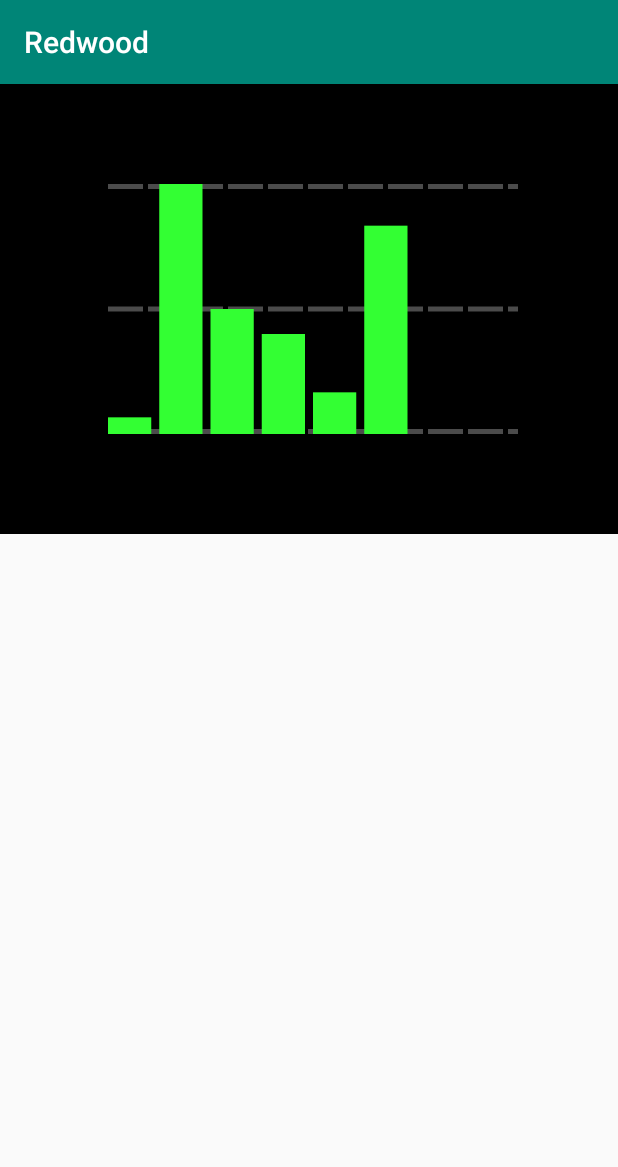
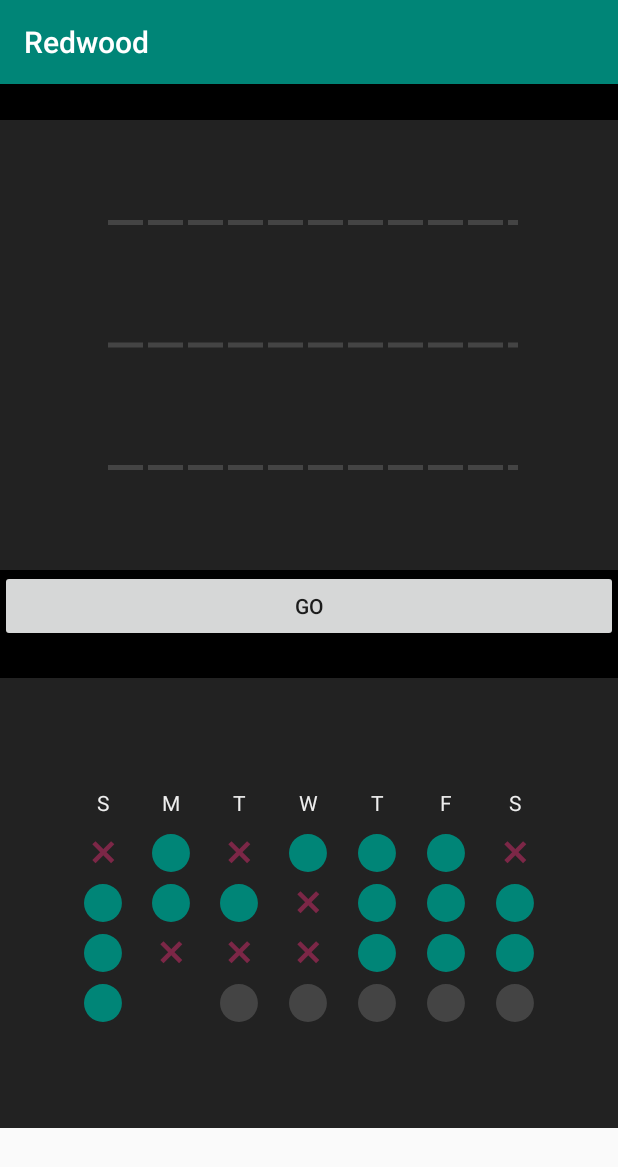
Before and after one commit to shalperin/ten-percent-happier, an Android app: the screen it shows after launch (MainActivity), on a phone screen of 412 x 824 dp. Shown: the top 1167 px of the screen. Run offline under Robolectric (Android 15) with nearby library versions, the phone set to English and light mode, and no system bars.

Commit message:
Final Pass for Barchart.

```diff
--- a/library/build.gradle
+++ b/library/build.gradle
@@ -31,6 +31,8 @@ dependencies {
     implementation 'androidx.appcompat:appcompat:1.0.2'
     implementation 'androidx.core:core-ktx:1.0.2'
     implementation 'androidx.legacy:legacy-support-v4:1.0.0'
+    implementation 'androidx.lifecycle:lifecycle-extensions:2.1.0'
+    implementation 'androidx.lifecycle:lifecycle-viewmodel-ktx:2.1.0'
     testImplementation 'junit:junit:4.12'
     androidTestImplementation 'androidx.test.ext:junit:1.1.0'
     androidTestImplementation 'androidx.test.espresso:espresso-core:3.1.1'
--- /dev/null
+++ b/library/src/main/java/com/blauhaus/android/redwood/barchart/BarChartFragment.kt
@@ -0,0 +1,54 @@
+package com.blauhaus.android.redwood.barchart
+
+import android.app.Activity
+import android.content.Context
+import androidx.lifecycle.ViewModelProviders
+import android.os.Bundle
+import androidx.fragment.app.Fragment
+import android.view.LayoutInflater
+import android.view.View
+import android.view.ViewGroup
+import androidx.lifecycle.LifecycleOwner
+import androidx.lifecycle.Observer
+
+import com.blauhaus.android.redwood.R
+import kotlinx.android.synthetic.main.bar_chart_fragment.*
+import org.koin.androidx.viewmodel.ext.android.viewModel
+
+
+class BarChartFragment : Fragment(), BarChartFragmentListener {
+    private val model: BarChartViewModel by viewModel()
+
+    companion object {
+        fun newInstance() = BarChartFragment()
+    }
+
+    override fun onCreateView(
+        inflater: LayoutInflater, container: ViewGroup?,
+        savedInstanceState: Bundle?
+    ): View? {
+        return inflater.inflate(R.layout.bar_chart_fragment, container, false)
+    }
+
+    override fun onViewCreated(view: View, savedInstanceState: Bundle?) {
+        super.onViewCreated(view, savedInstanceState)
+
+        model.data.observe(this, Observer {
+            bar_chart_view.model = it
+        })
+        bar_chart_view.listener = this
+
+        model._activeItem.observe(this, Observer {index ->
+            bar_chart_view.barIndex = index
+        })
+    }
+
+    override fun onActiveItemSet(index: Int?) {
+        model._activeItem.postValue(index)
+    }
+
+}
+
+interface BarChartFragmentListener {
+    fun onActiveItemSet(index:Int?)
+}
--- /dev/null
+++ b/library/src/main/java/com/blauhaus/android/redwood/barchart/BarChartViewModel.kt
@@ -0,0 +1,10 @@
+package com.blauhaus.android.redwood.barchart
+
+import androidx.lifecycle.MutableLiveData
+import androidx.lifecycle.ViewModel
+
+class BarChartViewModel : ViewModel() {
+    // TODO: Implement the ViewModel
+    var data = MutableLiveData<List<Pair<Float,String>>>()
+    var _activeItem = MutableLiveData<Int?>()
+}
--- /dev/null
+++ b/library/src/main/java/com/blauhaus/android/redwood/barchart/barChartModule.kt
@@ -0,0 +1,10 @@
+package com.blauhaus.android.redwood.barchart
+
+import com.blauhaus.android.redwood.lastfourweeks.LastFourWeeksFragment
+import org.koin.dsl.module
+
+
+val barChartModule = module {
+    single { BarChartViewModel() }
+    factory { BarChartFragment() }
+}
--- /dev/null
+++ b/library/src/main/res/layout/bar_chart_fragment.xml
@@ -0,0 +1,14 @@
+<?xml version="1.0" encoding="utf-8"?>
+<FrameLayout xmlns:android="http://schemas.android.com/apk/res/android"
+    xmlns:tools="http://schemas.android.com/tools"
+    android:layout_width="match_parent"
+    android:layout_height="match_parent"
+    tools:context=".barchart.BarChartFragment">
+
+    <com.blauhaus.android.redwood.barchart.BarChartView
+        android:layout_width="match_parent"
+        android:layout_height="match_parent"
+        android:id="@+id/bar_chart_view"
+        />
+
+</FrameLayout>
--- a/library/src/main/res/values/strings.xml
+++ b/library/src/main/res/values/strings.xml
@@ -6,4 +6,7 @@
     <string name="Thursday">T</string>
     <string name="Friday">F</string>
     <string name="Saturday">S</string>
+
+    <!-- TODO: Remove or change this placeholder text -->
+    <string name="hello_blank_fragment">Hello blank fragment</string>
 </resources>
--- a/sample/src/main/AndroidManifest.xml
+++ b/sample/src/main/AndroidManifest.xml
@@ -4,6 +4,7 @@
     <uses-permission android:name="android.permission.INTERNET" />
 
     <application
+        android:name=".MainApplication"
         android:usesCleartextTraffic="true"
         android:allowBackup="true"
         android:icon="@mipmap/ic_launcher"
--- a/sample/src/main/java/com/blauhaus/android/redwood/sample/MainActivity.kt
+++ b/sample/src/main/java/com/blauhaus/android/redwood/sample/MainActivity.kt
@@ -2,49 +2,50 @@ package com.blauhaus.android.redwood.sample
 
 import android.os.Bundle
 import androidx.appcompat.app.AppCompatActivity
-import androidx.lifecycle.Observer
-import androidx.lifecycle.ViewModelProviders
+import com.blauhaus.android.redwood.barchart.BarChartViewModel
 import com.blauhaus.android.redwood.barchart.barChartDemoData
+import com.blauhaus.android.redwood.lastfourweeks.LastFourWeeksViewModel
+import com.blauhaus.android.redwood.lastfourweeks.demoLastFourWeeksData
+import com.blauhaus.android.redwood.lastfourweeks.views.DayView
 import kotlinx.android.synthetic.main.activity_main.*
 import kotlinx.coroutines.GlobalScope
 import kotlinx.coroutines.delay
 import kotlinx.coroutines.launch
+import org.koin.androidx.viewmodel.ext.android.viewModel
 
 class MainActivity : AppCompatActivity() {
+    val lastFourWeeksViewModel by viewModel<LastFourWeeksViewModel>()
+    val barChartViewModel by viewModel<BarChartViewModel>()
 
     override fun onCreate(savedInstanceState: Bundle?) {
         super.onCreate(savedInstanceState)
         setContentView(R.layout.activity_main)
 
-        val model = ViewModelProviders.of(this)[SampleViewModel::class.java]
-
-        model.barChartData.observe(this, Observer {
-            bar_chart.model = it
-        })
+        go.setOnClickListener {
+            GlobalScope.launch {
+                for (i in 1..10) {
+                    barChartViewModel.data.postValue(barChartDemoData)
+//                delay(5600)
+//                barChartViewModel.data.postValue(barChartDemoData.subList(2, 10))
+//                delay(5600)
+//                barChartViewModel.data.postValue(barChartDemoData.subList(1, 5))
+//                delay(5600)
+//                barChartViewModel.data.postValue(barChartDemoData.subList(2, 13))
+//                delay(5600)
+                }
+            }
+        }
 
         GlobalScope.launch {
-            for (i in 1..10) {
-                model.barChartData.postValue(barChartDemoData)
-                delay(5600)
-                model.barChartData.postValue(barChartDemoData.subList(2, 10))
-                delay(5600)
-                model.barChartData.postValue(barChartDemoData.subList(1, 5))
-                delay(5600)
-                model.barChartData.postValue(barChartDemoData.subList(2, 13))
-                delay(5600)
-            }
+            lastFourWeeksViewModel.dayData.postValue(demoLastFourWeeksData)
+            delay(3600)
+
+            // replace the last element in the list with MetToday()
+            val next = demoLastFourWeeksData.mapIndexed{i, existing ->
+                if (i == demoLastFourWeeksData.size-1)
+                    DayView.ViewState.MetToday() else existing}
+
+            lastFourWeeksViewModel.dayData.postValue(next)
         }
     }
 }
-
-//
-//private suspend fun doLastFourWeeksDemo(startData: List<DayView.ViewState>, stream: MutableLiveData<List<DayView.ViewState>>) {
-//    stream.postValue(startData)
-//    delay(3600)
-//
-//    // replace the last element in the list with MetToday()
-//    val next = startData.mapIndexed{i, existing ->
-//        if (i == startData.size-1) DayView.ViewState.MetToday() else existing}
-//
-//    stream.postValue(next)
-//}
--- /dev/null
+++ b/sample/src/main/java/com/blauhaus/android/redwood/sample/MainApplication.kt
@@ -0,0 +1,24 @@
+package com.blauhaus.android.redwood.sample
+
+import android.app.Application
+import com.blauhaus.android.redwood.barchart.barChartModule
+import com.blauhaus.android.redwood.lastfourweeks.lastFourWeeksModule
+import org.koin.android.ext.koin.androidContext
+import org.koin.android.ext.koin.androidLogger
+import org.koin.core.context.startKoin
+
+
+class MainApplication : Application(){
+
+    override fun onCreate() {
+        super.onCreate()
+        // Start Koin
+        startKoin{
+            androidLogger()
+            androidContext(this@MainApplication)
+            modules(listOf(lastFourWeeksModule, barChartModule))
+        }
+    }
+
+
+}
--- a/sample/src/main/res/layout/activity_main.xml
+++ b/sample/src/main/res/layout/activity_main.xml
@@ -10,32 +10,42 @@
         android:layout_height="wrap_content"
         >
 
+        <FrameLayout
+            android:layout_width="match_parent"
+            android:layout_height="300dp"
+            android:background="@color/overlayBackgroundColor"
+            android:layout_marginTop="24dp"
+            >
 
-        <com.blauhaus.android.redwood.barchart.BarChartView
-            android:layout_width="wrap_content"
+            <fragment
+                android:name="com.blauhaus.android.redwood.barchart.BarChartFragment"
+                android:layout_width="wrap_content"
+                android:layout_height="300dp"
+                android:id="@+id/bar_chart"
+                />
+        </FrameLayout>
+
+        <Button
+            android:layout_width="match_parent"
+            android:layout_height="wrap_content"
+            android:text="go"
+            android:id="@+id/go"/>
+
+        <FrameLayout
+            android:layout_width="match_parent"
             android:layout_height="300dp"
-            android:id="@+id/bar_chart"
-            app:barColor="#33ff33"
-            />
+            android:padding = "40dp"
+            android:background="@color/overlayBackgroundColor"
+            android:layout_marginTop="24dp"
+            >
+            <fragment
+                android:name="com.blauhaus.android.redwood.lastfourweeks.LastFourWeeksFragment"
+                android:layout_width="wrap_content"
+                android:layout_height="wrap_content"
+                android:id="@+id/last4weeks"
 
-
-
-
-<!--        <FrameLayout-->
-<!--            android:layout_width="match_parent"-->
-<!--            android:layout_height="300dp"-->
-<!--            android:padding = "40dp"-->
-<!--            android:background="@color/overlayBackgroundColor"-->
-<!--            android:layout_marginTop="24dp"-->
-<!--            >-->
-<!--            <fragment-->
-<!--                android:name="com.blauhaus.android.redwood.lastfourweeks.LastFourWeeksFragment"-->
-<!--                android:layout_width="wrap_content"-->
-<!--                android:layout_height="wrap_content"-->
-<!--                android:id="@+id/last4weeks"-->
-
-<!--                android:layout_gravity="center"/>-->
-<!--        </FrameLayout>-->
+                android:layout_gravity="center"/>
+        </FrameLayout>
 
 
     </LinearLayout>
--- a/sample/src/main/res/values/colors.xml
+++ b/sample/src/main/res/values/colors.xml
@@ -2,13 +2,25 @@
 <resources>
     <color name="colorPrimary">#008577</color>
     <color name="colorPrimaryDark">#00574B</color>
-    <color name="colorAccent">#D81B60</color>
+    <color name="colorAccent">#7C2747</color>
     <color name="backedOffWhite">#eeeeee</color>
     <color name="backedOffBlack">#222222</color>
     <color name="overlayBackgroundColor">#222222</color>
+    <color name="mediumGray">#444444</color>
 
     <!-- You can override the colors from other modules
     here -->
+    <!-- Calendar -->
+    <color name="lastFourWeeksMetCircleColor">@color/colorPrimary</color>
+    <color name="lastFourWeeksTextColor">@color/backedOffWhite</color>
+    <color name="lastFourWeeksSkippedColor">@color/colorAccent</color>
+    <color name="lastFourWeeksDisabledColor">@color/mediumGray</color>
+    <color name="lastFourWeeksCheckColor">@color/backedOffWhite</color>
 
+    <!-- Bar Chart -->
+    <color name="barColor">@color/colorPrimaryDark</color>
+    <color name="gridLineColor">@color/mediumGray</color>
+    <color name="labelColor">@color/colorPrimary</color>
+    <color name="labelTextColor">@color/backedOffWhite</color>
 
 </resources>
```
Also changed, not shown: library/src/main/java/com/blauhaus/android/redwood/barchart/BarChartView.kt (+40 -11 lines), library/src/main/res/layout/fragment_blank.xml (added, +14 -0 lines).
